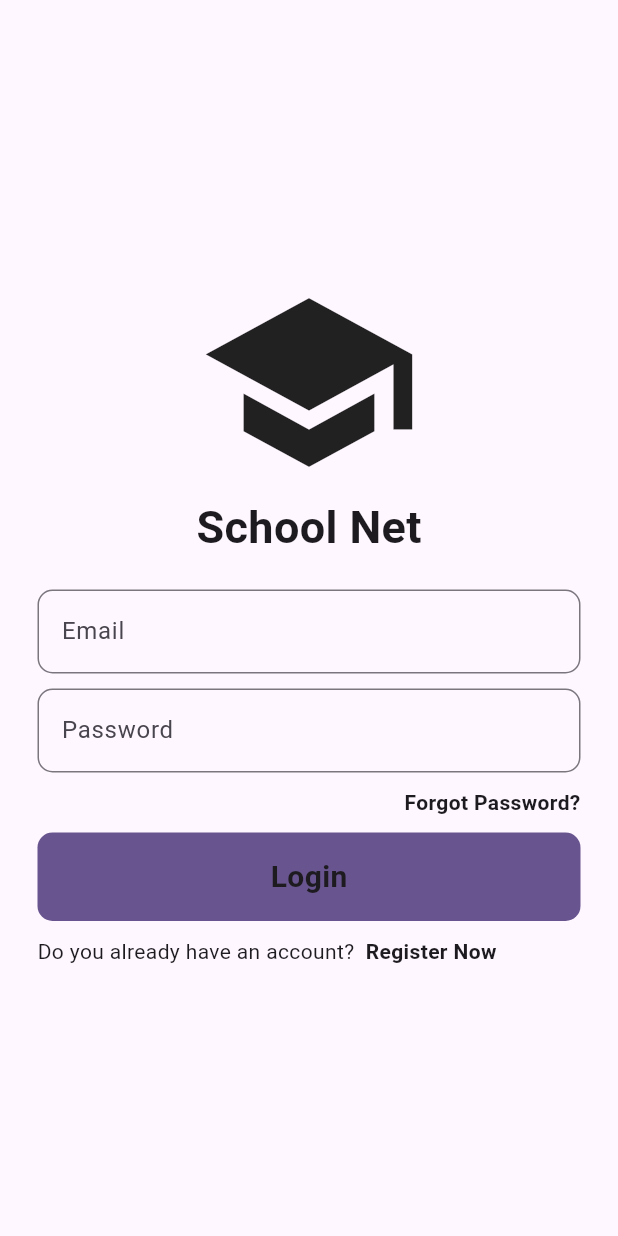
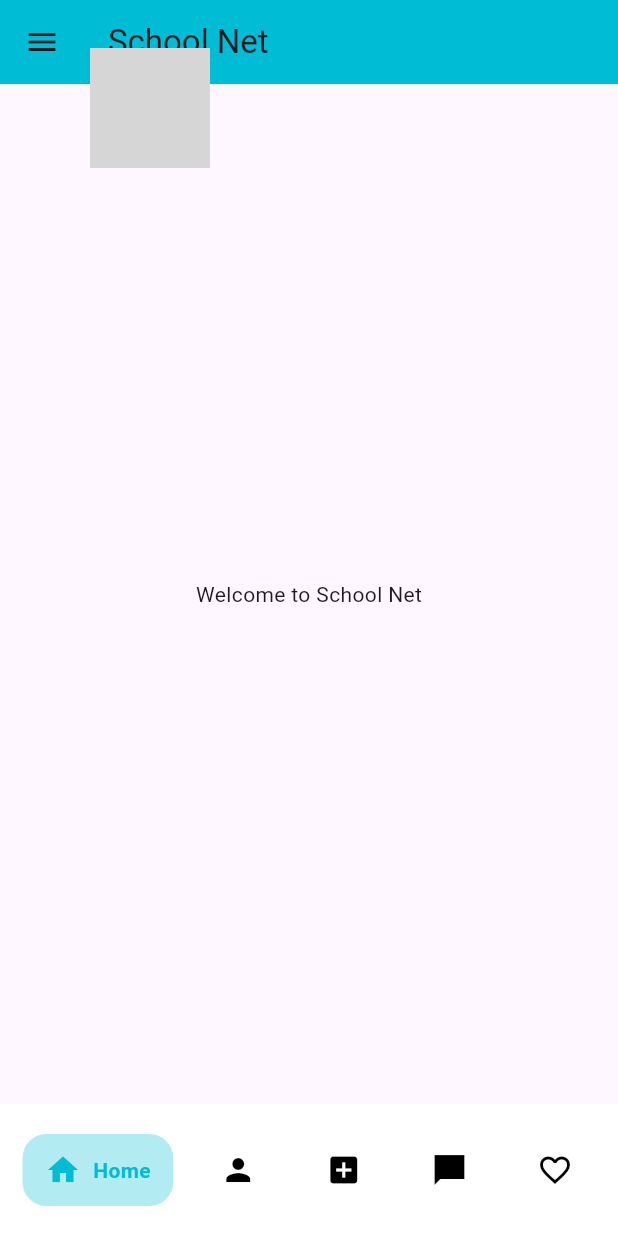
Before and after one commit to snow345676/school_forum, a Flutter app: the screen it shows after launch, on a phone screen of 412 x 824 dp. Run offline on Flutter 3.47's test engine with Material 3 defaults, Android fonts, the phone set to English and light mode, and no system bars; drawn by our look-alikes of google_nav_bar; our stand-ins replace firebase_core, flutter_spinkit; accounts and stored records are empty; network calls fail; grey boxes are pictures that could not be loaded.

Commit message:
Your commit message

```diff
--- a/lib/Authentication/LoginPage.dart
+++ b/lib/Authentication/LoginPage.dart
@@ -56,7 +56,7 @@ class _LoginpageState extends State<Loginpage> {
                   mainAxisAlignment: MainAxisAlignment.end,
                   children: [
                     Text("Forgot Password?",
-                    style: TextStyle(fontWeight: FontWeight.bold),
+                    style: TextStyle(fontWeight: FontWeight.bold,fontFamily:'Lib'),
                     ),
                   ],
                 ),
--- a/lib/main.dart
+++ b/lib/main.dart
@@ -1,5 +1,6 @@
 import 'package:flutter/material.dart';
 import 'package:school_forum/Authentication/LoginPage.dart';
+import 'package:school_forum/screens/home_screen.dart';
 import 'package:school_forum/screens/splash_screen.dart';
 
 void main() {
@@ -19,8 +20,9 @@
 
         colorScheme: ColorScheme.fromSeed(seedColor: Colors.deepPurple),
         useMaterial3: true,
+
       ),
-      home: const SplashScreen(),
+      home: HomeScreen(),
     );
   }
 }
--- /dev/null
+++ b/lib/screens/home_screen.dart
@@ -0,0 +1,190 @@
+import 'package:flutter/material.dart';
+import 'dart:math';
+import 'package:google_nav_bar/google_nav_bar.dart';
+
+class HomeScreen extends StatefulWidget {
+  const HomeScreen({super.key});
+
+  @override
+  State<HomeScreen> createState() => _HomeScreenState();
+}
+
+class _HomeScreenState extends State<HomeScreen> {
+  double value = 0;
+
+  @override
+  Widget build(BuildContext context) {
+    return Scaffold(
+      body: Stack(
+        children: [
+          // Background Gradient
+          Container(
+            decoration: BoxDecoration(
+              gradient: LinearGradient(
+                colors: [
+                  Colors.cyan.shade50,
+                  Colors.cyan.shade100,
+                ],
+                begin: Alignment.bottomCenter,
+                end: Alignment.topCenter,
+              ),
+            ),
+          ),
+
+          // Navigation Menu
+          SafeArea(
+            child: Container(
+              width: 200.0,
+              color: Colors.cyan.shade700,
+              padding: EdgeInsets.all(8.0),
+              child: Column(
+                children: [
+                  DrawerHeader(
+                    decoration: BoxDecoration(color: Colors.cyan),
+                    child: Column(
+                      mainAxisAlignment: MainAxisAlignment.center,
+                      children: [
+                        CircleAvatar(
+                          radius: 40.0,
+                          backgroundImage: NetworkImage("https://sl.bing.net/dZztI9XLI6K"),
+                        ),
+                        SizedBox(height: 10.0),
+                        Text(
+                          "Chit Snow",
+                          style: TextStyle(color: Colors.white, fontSize: 20.0),
+                        ),
+                      ],
+                    ),
+                  ),
+                  Expanded(
+                    child: ListView(
+                      children: [
+                        ListTile(
+                          onTap: () {},
+                          leading: Icon(Icons.home, color: Colors.white),
+                          title: Text("Home", style: TextStyle(color: Colors.white)),
+                        ),
+                        ListTile(
+                          onTap: () {},
+                          leading: Icon(Icons.person, color: Colors.white),
+                          title: Text("Profile", style: TextStyle(color: Colors.white)),
+                        ),
+                        ListTile(
+                          onTap: () {},
+                          leading: Icon(Icons.settings, color: Colors.white),
+                          title: Text("Settings", style: TextStyle(color: Colors.white)),
+                        ),
+                        ListTile(
+                          onTap: () {},
+                          leading: Icon(Icons.logout_sharp, color: Colors.white),
+                          title: Text("Log Out", style: TextStyle(color: Colors.white)),
+                        ),
+                      ],
+                    ),
+                  ),
+                ],
+              ),
+            ),
+          ),
+
+          // Animated Main Content
+          TweenAnimationBuilder(
+            tween: Tween<double>(begin: 0, end: value),
+            duration: Duration(milliseconds: 300),
+            builder: (_, double val, __) {
+              return Transform(
+                alignment: Alignment.center,
+                transform: Matrix4.identity()
+                  ..setEntry(3, 2, 0.001)
+                  ..setEntry(0, 3, 200 * val)
+                  ..rotateY((pi / 6) * val),
+                child: GestureDetector(
+                  onTap: () {
+                    if (value == 1) {
+                      setState(() {
+                        value = 0;
+                      });
+                    }
+                  },
+                  child: Material(
+                    borderRadius: BorderRadius.circular(16),
+                    elevation: 8,
+                    color: Colors.white,
+                    child: Scaffold(
+                      appBar: AppBar(
+                        title: Text("School Net"),
+                        backgroundColor: Colors.cyan,
+                        leading: IconButton(
+                          icon: Icon(Icons.menu),
+                          onPressed: () {
+                            setState(() {
+                              value = value == 0 ? 1 : 0;
+                            });
+                          },
+                        ),
+                      ),
+                      body: Center(child: Text("Welcome to School Net")),
+                      bottomNavigationBar: Container(
+                        color: Colors.white,
+                        child: Padding(
+                          padding: const EdgeInsets.symmetric(horizontal: 15.0,vertical: 20),
+                          child: GNav(
+                            tabBorderRadius: 16,
+                            gap: 8,
+                            onTabChange: (index){
+                              print(index);
+                            },
+                            backgroundColor: Colors.white,
+                            color: Colors.black,
+                            activeColor: Colors.cyan,
+                            tabBackgroundColor: Colors.cyan.shade100,
+                            padding: EdgeInsets.symmetric(horizontal: 15, vertical: 12),
+                            tabs: const [
+                              GButton(
+                                  icon: Icons.home,
+                                  text: 'Home'
+                              ),
+                              GButton(
+                                  icon: Icons.person,
+                                  text: 'Profile'
+                              ),
+                              GButton(
+                                  icon: Icons.add_box,
+                                  text: 'Add post'
+                              ),
+                              GButton(
+                                  icon: Icons.chat_bubble_sharp,
+                                  text: 'Chat'
+                              ),
+                              GButton(
+                                  icon: Icons.favorite_border,
+                                  text: 'Add Fri'
+                              ),
+                            ],
+                          ),
+                        ),
+                      ),
+                    ),
+                  ),
+                ),
+              );
+            },
+          ),
+
+          // Gesture Detector for Swiping
+          GestureDetector(
+            onHorizontalDragUpdate: (e) {
+              setState(() {
+                if (e.delta.dx > 0) {
+                  value = 1;
+                } else if (e.delta.dx < 0) {
+                  value = 0;
+                }
+              });
+            },
+          )
+        ],
+      ),
+    );
+  }
+}
--- a/lib/screens/splash_screen.dart
+++ b/lib/screens/splash_screen.dart
@@ -29,7 +29,7 @@ class _FlatState extends State<SplashScreen> {
           children: [
             Icon( Icons.school,size: 200),
             SizedBox(height: 150),
-            SpinKitThreeInOut.
+            SpinKitThreeInOut
         (
               size: 40.0,
 
```
Also changed, not shown: pubspec.yaml (+7 -5 lines), font/LibertinusMono-Regular.ttf (added), pubspec.lock, 1 other file.
